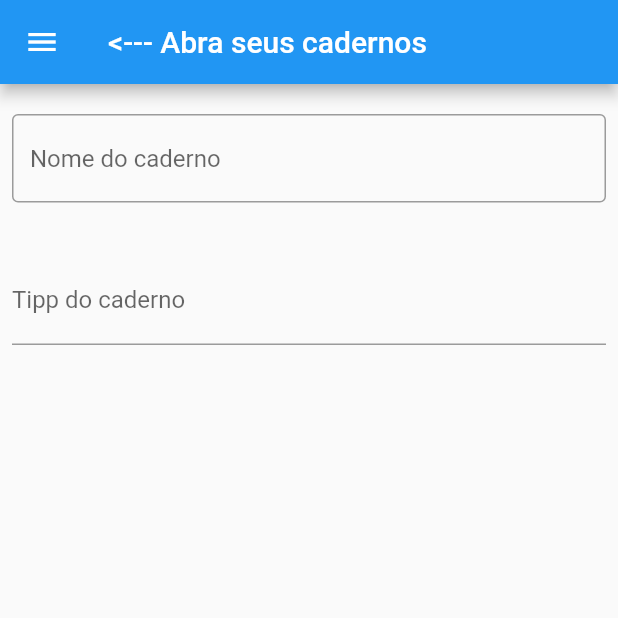
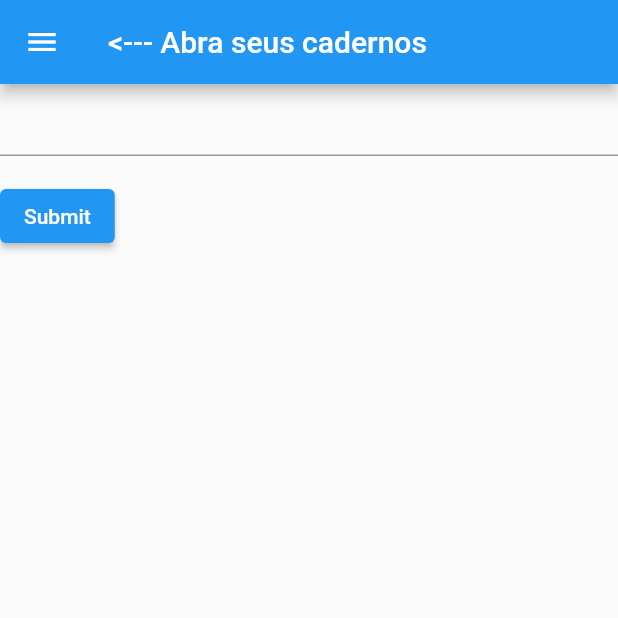
Before and after one commit to Felip-Oliv/StudioProjects, a Flutter app: the screen it shows after launch, on a phone screen of 412 x 824 dp, the top half of it. Run offline on Flutter 3.47's test engine with Material 2 defaults, Android fonts, the phone set to English and light mode, and no system bars.

```diff
--- a/app01/lib/main.dart
+++ b/app01/lib/main.dart
@@ -163,33 +163,59 @@ class ComprasPagina extends StatelessWidget {
   }
 }
 
-class MyCustomForm extends StatelessWidget {
+// Create a Form widget.
+class MyCustomForm extends StatefulWidget {
   const MyCustomForm({super.key});
 
   @override
+  MyCustomFormState createState() {
+    return MyCustomFormState();
+  }
+}
+
+// Create a corresponding State class.
+// This class holds data related to the form.
+class MyCustomFormState extends State<MyCustomForm> {
+  // Create a global key that uniquely identifies the Form widget
+  // and allows validation of the form.
+  //
+  // Note: This is a GlobalKey<FormState>,
+  // not a GlobalKey<MyCustomFormState>.
+  final _formKey = GlobalKey<FormState>();
+
+  @override
   Widget build(BuildContext context) {
-    return Column(
-      crossAxisAlignment: CrossAxisAlignment.start,
-      children: <Widget>[
-        const Padding(
-          padding: EdgeInsets.symmetric(horizontal: 8, vertical: 20),
-          child: TextField(
-            decoration: InputDecoration(
-              border: OutlineInputBorder(),
-              hintText: 'Nome do caderno',
+    return Form(
+      key: _formKey,
+      child: Column(
+        crossAxisAlignment: CrossAxisAlignment.start,
+        children: [
+          TextFormField(
+            validator: (value) {
+              if (value == null || value.isEmpty) {
+                return 'Please enter some text';
+              }
+              return null;
+            },
+          ),
+          Padding(
+            padding: const EdgeInsets.symmetric(vertical: 16.0),
+            child: ElevatedButton(
+              onPressed: () {
+                // Validate returns true if the form is valid, or false otherwise.
+                if (_formKey.currentState!.validate()) {
+                  // If the form is valid, display a snackbar. In the real world,
+                  // you'd often call a server or save the information in a database.
+                  ScaffoldMessenger.of(context).showSnackBar(
+                    const SnackBar(content: Text('Processing Data')),
+                  );
+                }
+              },
+              child: const Text('Submit'),
             ),
           ),
-        ),
-        Padding(
-          padding: const EdgeInsets.symmetric(horizontal: 8, vertical: 16),
-          child: TextFormField(
-            decoration: const InputDecoration(
-              border: UnderlineInputBorder(),
-              labelText: 'Tipp do caderno',
-            ),
-          ),
-        ),
-      ],
+        ],
+      ),
     );
   }
 }
```
